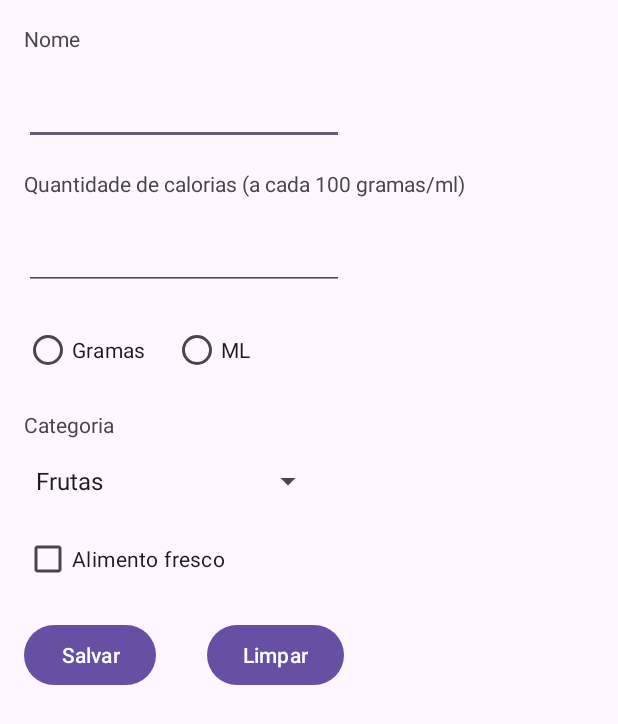
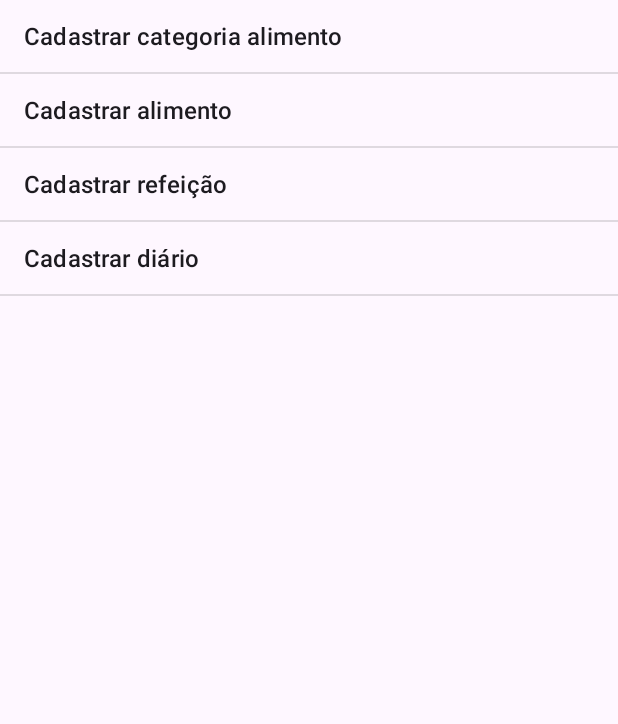
Before and after one commit to izasanches/diario-cal-app, an Android app: the screen it shows after launch (MainActivity before the commit, MenuActivity after it), on a phone screen of 412 x 824 dp. Shown: the top 724 px of the screen. Run offline under Robolectric (Android 15) with nearby library versions, the phone set to English and light mode, and no system bars.

Commit message:
feat: add menu

```diff
--- a/app/src/main/AndroidManifest.xml
+++ b/app/src/main/AndroidManifest.xml
@@ -13,7 +13,7 @@
         android:theme="@style/Theme.Diariocal"
         tools:targetApi="31">
         <activity
-            android:name=".MainActivity"
+            android:name=".MenuActivity"
             android:exported="true">
             <intent-filter>
                 <action android:name="android.intent.action.MAIN" />
@@ -21,6 +21,10 @@
                 <category android:name="android.intent.category.LAUNCHER" />
             </intent-filter>
         </activity>
+        <activity
+            android:name=".MainActivity"
+            android:exported="true">
+        </activity>
     </application>
 
 </manifest>
--- /dev/null
+++ b/app/src/main/java/com/projeto/diariocal/MenuActivity.java
@@ -0,0 +1,53 @@
+package com.projeto.diariocal;
+
+import android.os.Bundle;
+import android.view.View;
+import android.widget.AdapterView;
+import android.widget.ArrayAdapter;
+import android.widget.ListView;
+import android.widget.Toast;
+
+import androidx.appcompat.app.AppCompatActivity;
+
+import java.util.ArrayList;
+
+public class MenuActivity extends AppCompatActivity {
+
+    private ListView listViewMenu;
+
+    @Override
+    protected void onCreate(Bundle savedInstanceState) {
+        super.onCreate(savedInstanceState);
+        setContentView(R.layout.activity_menu);
+
+        listViewMenu = findViewById(R.id.listViewMenu);
+
+        listViewMenu.setOnItemClickListener(new AdapterView.OnItemClickListener() {
+            @Override
+            public void onItemClick(AdapterView<?> parent, View view, int position, long id) {
+
+                String opcao = (String) listViewMenu.getItemAtPosition(position);
+
+                Toast.makeText(getApplicationContext(),
+                        opcao + " foi clicado!",
+                        Toast.LENGTH_SHORT).show();
+            }
+        });
+
+        popularLista();
+    }
+
+    private void popularLista() {
+        ArrayList<String> opcoesMenu = new ArrayList<>();
+        opcoesMenu.add(getString(R.string.cadastrar_categoria_alimento));
+        opcoesMenu.add(getString(R.string.cadastrar_alimento));
+        opcoesMenu.add(getString(R.string.cadastrar_refeicao));
+        opcoesMenu.add(getString(R.string.cadastrar_diario));
+
+        ArrayAdapter<String> adapter = new ArrayAdapter<>(this,
+                android.R.layout.simple_list_item_1,opcoesMenu);
+
+        listViewMenu.setAdapter(adapter);
+
+    }
+}
--- /dev/null
+++ b/app/src/main/res/layout/activity_menu.xml
@@ -0,0 +1,15 @@
+<?xml version="1.0" encoding="utf-8"?>
+<androidx.appcompat.widget.LinearLayoutCompat xmlns:android="http://schemas.android.com/apk/res/android"
+    xmlns:app="http://schemas.android.com/apk/res-auto"
+    xmlns:tools="http://schemas.android.com/tools"
+    android:layout_width="match_parent"
+    android:layout_height="match_parent"
+    tools:context=".MenuActivity">
+
+    <ListView
+        android:id="@+id/listViewMenu"
+        android:layout_width="match_parent"
+        android:layout_height="match_parent"
+        tools:layout_editor_absoluteX="1dp"
+        tools:layout_editor_absoluteY="1dp" />
+</androidx.appcompat.widget.LinearLayoutCompat>
--- a/app/src/main/res/values/strings.xml
+++ b/app/src/main/res/values/strings.xml
@@ -17,4 +17,8 @@
     <string name="legumes">Legumes</string>
     <string name="carnes">Carnes</string>
     <string name="laticinios">Latícinios</string>
+    <string name="cadastrar_categoria_alimento">Cadastrar categoria alimento</string>
+    <string name="cadastrar_alimento">Cadastrar alimento</string>
+    <string name="cadastrar_refeicao">Cadastrar refeição</string>
+    <string name="cadastrar_diario">Cadastrar diário</string>
 </resources>
```
